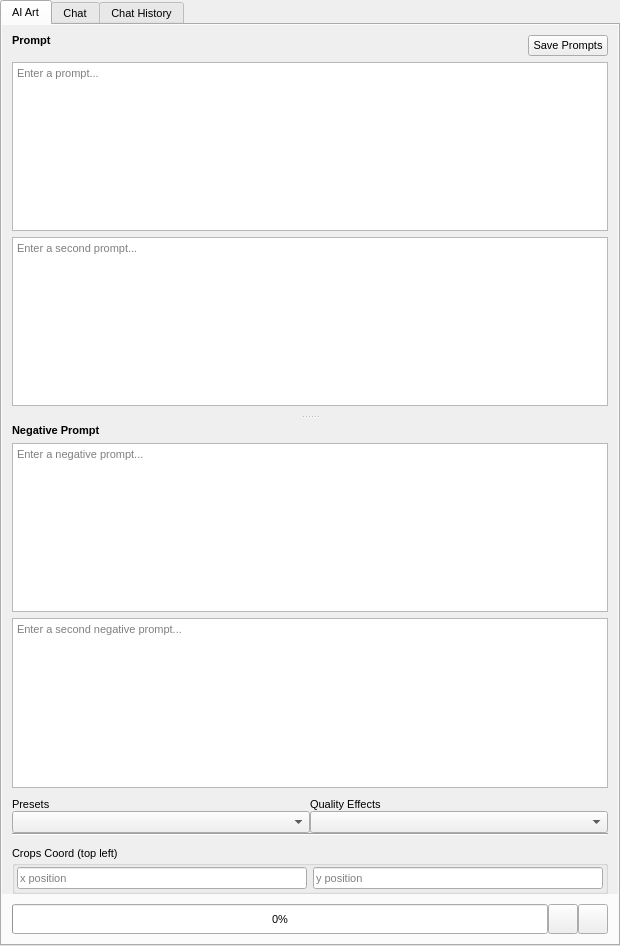
Capsize-Games/airunner, file src/airunner/widgets/generator_form/templates/generatorform.ui: the form before one commit.
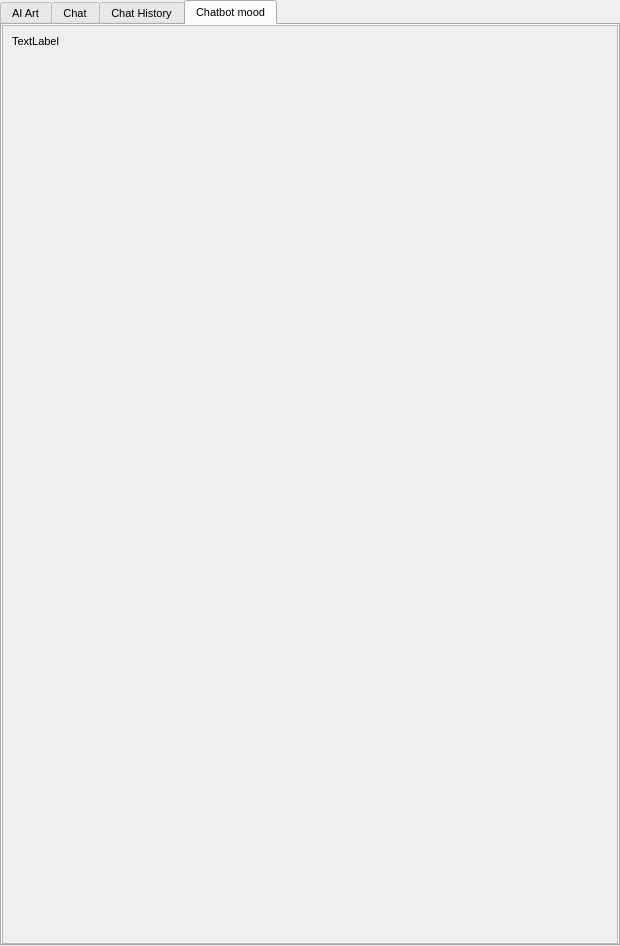
The form after the commit. The open tabs and pages were chosen to show the change. Icons and pictures are not drawn. Custom widgets are drawn as their Qt base class.

Commit message: moves chatbot mood info to separate tab

What changed in the file:
```diff
--- a/src/airunner/widgets/generator_form/templates/generatorform.ui
+++ b/src/airunner/widgets/generator_form/templates/generatorform.ui
@@ -477,6 +477,70 @@
        </item>
       </layout>
      </widget>
+     <widget class="QWidget" name="chatbot_mood_tab">
+      <attribute name="title">
+       <string>Chatbot mood</string>
+      </attribute>
+      <layout class="QGridLayout" name="gridLayout_8">
+       <property name="leftMargin">
+        <number>0</number>
+       </property>
+       <property name="topMargin">
+        <number>0</number>
+       </property>
+       <property name="rightMargin">
+        <number>0</number>
+       </property>
+       <property name="bottomMargin">
+        <number>0</number>
+       </property>
+       <property name="spacing">
+        <number>0</number>
+       </property>
+       <item row="0" column="0">
+        <widget class="QScrollArea" name="scrollArea">
+         <property name="widgetResizable">
+          <bool>true</bool>
+         </property>
+         <widget class="QWidget" name="scrollAreaWidgetContents_2">
+          <property name="geometry">
+           <rect>
+            <x>0</x>
+            <y>0</y>
+            <width>614</width>
+            <height>918</height>
+           </rect>
+          </property>
+          <layout class="QGridLayout" name="gridLayout_9">
+           <item row="0" column="0">
+            <widget class="QLabel" name="mood_label">
+             <property name="text">
+              <string>TextLabel</string>
+             </property>
+             <property name="wordWrap">
+              <bool>true</bool>
+             </property>
+            </widget>
+           </item>
+           <item row="1" column="0">
+            <spacer name="verticalSpacer">
+             <property name="orientation">
+              <enum>Qt::Orientation::Vertical</enum>
+             </property>
+             <property name="sizeHint" stdset="0">
+              <size>
+               <width>20</width>
+               <height>40</height>
+              </size>
+             </property>
+            </spacer>
+           </item>
+          </layout>
+         </widget>
+        </widget>
+       </item>
+      </layout>
+     </widget>
     </widget>
    </item>
   </layout>
```
The commit also changes 7 other files.
